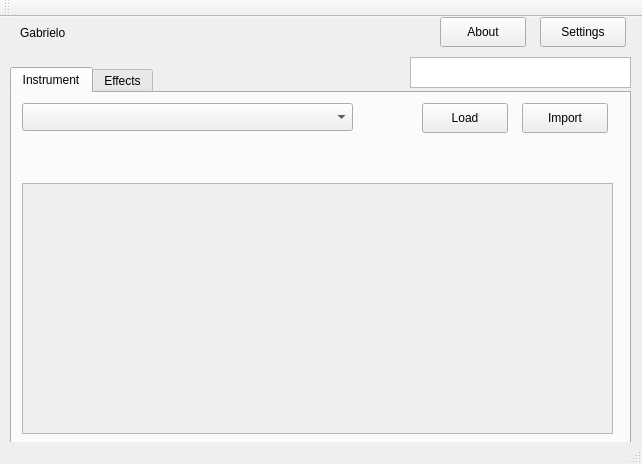
The window that src/qt/MainWindow.ui (chuckfairy/Orzabal) describes before a commit, drawn with Qt 5.
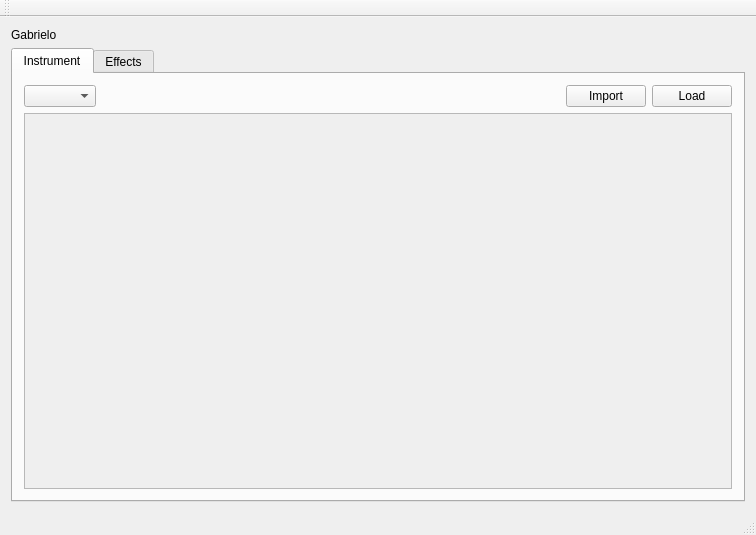
The same window after the commit.

The edit to the form file:
```diff
--- a/src/qt/MainWindow.ui
+++ b/src/qt/MainWindow.ui
@@ -6,42 +6,90 @@
    <rect>
     <x>0</x>
     <y>0</y>
-    <width>642</width>
-    <height>464</height>
+    <width>756</width>
+    <height>535</height>
    </rect>
   </property>
   <property name="windowTitle">
    <string>MainWindow</string>
   </property>
   <widget class="QWidget" name="centralWidget">
+   <layout class="QGridLayout" name="gridLayout_2">
+    <item row="1" column="0" rowspan="2">
+     <widget class="QLabel" name="label">
+      <property name="text">
+       <string>Gabrielo</string>
+      </property>
+     </widget>
+    </item>
+    <item row="3" column="0">
    <widget class="QTabWidget" name="tabWidget">
-    <property name="geometry">
-     <rect>
-      <x>10</x>
-      <y>50</y>
-      <width>621</width>
-      <height>381</height>
-     </rect>
+      <property name="sizePolicy">
+       <sizepolicy hsizetype="Expanding" vsizetype="Expanding">
+        <horstretch>1</horstretch>
+        <verstretch>0</verstretch>
+       </sizepolicy>
     </property>
     <property name="toolTip">
      <string>&lt;html&gt;&lt;head/&gt;&lt;body&gt;&lt;p&gt;Effects Rack&lt;/p&gt;&lt;/body&gt;&lt;/html&gt;</string>
     </property>
+      <property name="autoFillBackground">
+       <bool>false</bool>
+      </property>
     <property name="currentIndex">
      <number>0</number>
     </property>
+      <property name="tabBarAutoHide">
+       <bool>false</bool>
+      </property>
     <widget class="QWidget" name="tab">
      <attribute name="title">
       <string>Instrument</string>
      </attribute>
+       <layout class="QGridLayout" name="gridLayout_4">
+        <item row="0" column="0">
+         <layout class="QHBoxLayout" name="horizontalLayout_4">
+          <item>
+           <widget class="QComboBox" name="comboBox">
+            <property name="baseSize">
+             <size>
+              <width>0</width>
+              <height>0</height>
+             </size>
+            </property>
+           </widget>
+          </item>
+          <item>
+           <spacer name="horizontalSpacer_2">
+            <property name="orientation">
+             <enum>Qt::Horizontal</enum>
+            </property>
+            <property name="sizeHint" stdset="0">
+             <size>
+              <width>20</width>
+              <height>20</height>
+             </size>
+            </property>
+           </spacer>
+          </item>
+          <item>
+           <widget class="QPushButton" name="pushButton_3">
+            <property name="text">
+             <string>Import</string>
+            </property>
+           </widget>
+          </item>
+          <item>
+           <widget class="QPushButton" name="pushButton_5">
+            <property name="text">
+             <string>Load</string>
+            </property>
+           </widget>
+          </item>
+         </layout>
+        </item>
+        <item row="1" column="0">
      <widget class="QScrollArea" name="scrollArea">
-      <property name="geometry">
-       <rect>
-        <x>10</x>
-        <y>90</y>
-        <width>591</width>
-        <height>251</height>
-       </rect>
-      </property>
       <property name="widgetResizable">
        <bool>true</bool>
       </property>
@@ -50,140 +98,70 @@
         <rect>
          <x>0</x>
          <y>0</y>
-         <width>587</width>
-         <height>247</height>
+             <width>720</width>
+             <height>381</height>
         </rect>
        </property>
       </widget>
      </widget>
-     <widget class="QPushButton" name="pushButton_3">
-      <property name="geometry">
-       <rect>
-        <x>510</x>
-        <y>10</y>
-        <width>86</width>
-        <height>30</height>
-       </rect>
-      </property>
-      <property name="text">
-       <string>Import</string>
-      </property>
-     </widget>
-     <widget class="QComboBox" name="comboBox">
-      <property name="geometry">
-       <rect>
-        <x>10</x>
-        <y>10</y>
-        <width>331</width>
-        <height>28</height>
-       </rect>
-      </property>
-     </widget>
-     <widget class="QPushButton" name="pushButton_5">
-      <property name="geometry">
-       <rect>
-        <x>410</x>
-        <y>10</y>
-        <width>86</width>
-        <height>30</height>
-       </rect>
-      </property>
-      <property name="text">
-       <string>Load</string>
-      </property>
-     </widget>
+        </item>
+       </layout>
     </widget>
     <widget class="QWidget" name="effects_rack">
      <attribute name="title">
       <string>Effects</string>
      </attribute>
-     <widget class="QListWidget" name="listWidget">
-      <property name="geometry">
-       <rect>
-        <x>10</x>
-        <y>50</y>
-        <width>591</width>
-        <height>231</height>
-       </rect>
-      </property>
-     </widget>
-     <widget class="QLabel" name="label_2">
-      <property name="geometry">
-       <rect>
-        <x>10</x>
-        <y>320</y>
-        <width>58</width>
-        <height>14</height>
-       </rect>
-      </property>
-      <property name="text">
-       <string>Output</string>
-      </property>
-     </widget>
+       <layout class="QGridLayout" name="gridLayout_3">
+        <item row="0" column="0" colspan="2">
+         <layout class="QGridLayout" name="gridLayout">
+          <item row="0" column="1">
      <widget class="QPushButton" name="pushButton_4">
-      <property name="geometry">
-       <rect>
-        <x>510</x>
-        <y>10</y>
-        <width>86</width>
-        <height>30</height>
-       </rect>
-      </property>
       <property name="text">
        <string>Add</string>
       </property>
      </widget>
-    </widget>
-   </widget>
-   <widget class="QTableView" name="tableView">
-    <property name="geometry">
-     <rect>
-      <x>410</x>
-      <y>40</y>
-      <width>221</width>
-      <height>31</height>
-     </rect>
-    </property>
-   </widget>
-   <widget class="QPushButton" name="pushButton">
-    <property name="geometry">
-     <rect>
-      <x>440</x>
-      <y>0</y>
-      <width>86</width>
-      <height>30</height>
-     </rect>
-    </property>
+          </item>
+          <item row="0" column="2">
+           <widget class="QPushButton" name="pushButton_6">
     <property name="text">
-     <string>About</string>
-    </property>
-   </widget>
-   <widget class="QPushButton" name="pushButton_2">
-    <property name="geometry">
-     <rect>
-      <x>540</x>
-      <y>0</y>
-      <width>86</width>
-      <height>30</height>
-     </rect>
-    </property>
-    <property name="text">
-     <string>Settings</string>
-    </property>
-   </widget>
-   <widget class="QLabel" name="label">
-    <property name="geometry">
-     <rect>
-      <x>20</x>
-      <y>0</y>
-      <width>141</width>
-      <height>31</height>
-     </rect>
-    </property>
+             <string>Clear</string>
+            </property>
+           </widget>
+          </item>
+          <item row="0" column="0">
+           <spacer name="horizontalSpacer">
+            <property name="orientation">
+             <enum>Qt::Horizontal</enum>
+            </property>
+            <property name="sizeHint" stdset="0">
+             <size>
+              <width>40</width>
+              <height>20</height>
+             </size>
+            </property>
+           </spacer>
+          </item>
+         </layout>
+        </item>
+        <item row="1" column="0" colspan="2">
+         <layout class="QHBoxLayout" name="horizontalLayout_3">
+          <item>
+           <widget class="QListWidget" name="listWidget"/>
+          </item>
+         </layout>
+        </item>
+        <item row="2" column="0">
+         <widget class="QLabel" name="label_2">
     <property name="text">
-     <string>Gabrielo</string>
-    </property>
-   </widget>
+           <string>Output</string>
+          </property>
+         </widget>
+        </item>
+       </layout>
+      </widget>
+     </widget>
+    </item>
+   </layout>
   </widget>
   <widget class="QToolBar" name="mainToolBar">
    <attribute name="toolBarArea">
```
Lines whose indentation alone changed are shown as unchanged.
